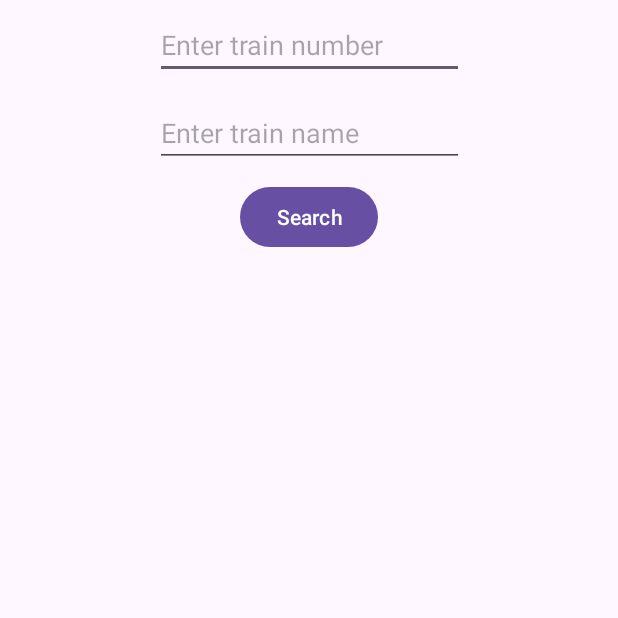
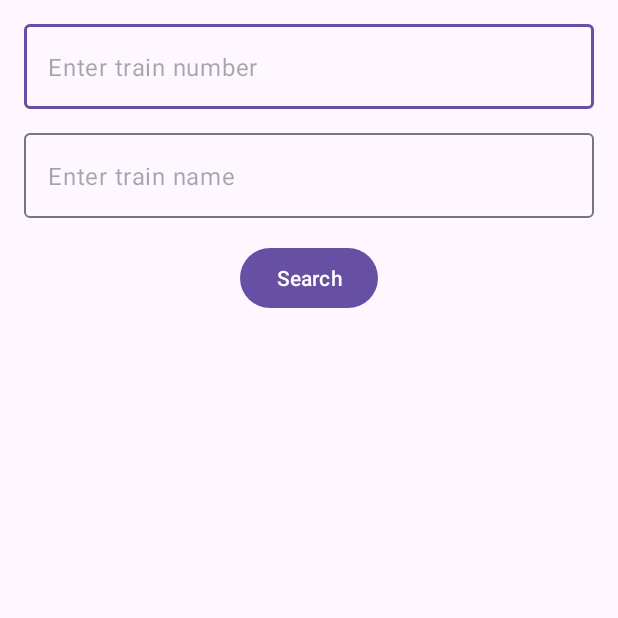
Before and after one commit to sagarbhat0901/sagarrepotrainapp, an Android app: the screen it shows after launch (TrainDetailsActivity), on a phone screen of 412 x 824 dp, the top half of it. Run offline under Robolectric (Android 15) with nearby library versions, the phone set to English and light mode, and no system bars.

Commit message:
material design added

```diff
--- a/app/build.gradle.kts
+++ b/app/build.gradle.kts
@@ -49,4 +49,6 @@ dependencies {
     implementation("com.google.android.material:material:1.5.0-alpha01")
     implementation("androidx.recyclerview:recyclerview:1.2.1")
     implementation("com.squareup.okhttp3:okhttp:4.9.1")
+    implementation("com.google.android.material:material:1.4.0")
+
 }
--- a/app/src/main/res/layout/activity_train_details.xml
+++ b/app/src/main/res/layout/activity_train_details.xml
@@ -1,76 +1,71 @@
 <?xml version="1.0" encoding="utf-8"?>
-<androidx.constraintlayout.widget.ConstraintLayout xmlns:android="http://schemas.android.com/apk/res/android"
+<LinearLayout xmlns:android="http://schemas.android.com/apk/res/android"
     xmlns:app="http://schemas.android.com/apk/res-auto"
     xmlns:tools="http://schemas.android.com/tools"
     android:layout_width="match_parent"
     android:layout_height="match_parent"
-    tools:context=".TrainDetailsActivity">
+    android:orientation="vertical"
+    android:padding="16dp"
+    android:gravity="center">
 
-    <EditText
-        android:id="@+id/trainNumberEditText"
-        android:layout_width="206dp"
+    <com.google.android.material.textfield.TextInputLayout
+        android:layout_width="match_parent"
         android:layout_height="wrap_content"
-        android:layout_marginTop="7dp"
-        android:layout_marginBottom="13dp"
-        android:hint="Enter train number"
-        app:layout_constraintBottom_toTopOf="@+id/trainNameEditText"
-        app:layout_constraintEnd_toEndOf="parent"
-        app:layout_constraintStart_toStartOf="parent"
-        app:layout_constraintTop_toTopOf="parent" />
+        android:layout_marginBottom="16dp"
+        app:hintEnabled="false">
 
-    <EditText
-        android:id="@+id/trainNameEditText"
-        android:layout_width="206dp"
+        <com.google.android.material.textfield.TextInputEditText
+            android:id="@+id/trainNumberEditText"
+            android:layout_width="match_parent"
+            android:layout_height="wrap_content"
+            android:hint="Enter train number"
+            android:inputType="number"
+            tools:ignore="LabelFor" />
+
+    </com.google.android.material.textfield.TextInputLayout>
+
+    <com.google.android.material.textfield.TextInputLayout
+        android:layout_width="match_parent"
         android:layout_height="wrap_content"
-        android:layout_marginBottom="9dp"
-        android:hint="Enter train name"
-        app:layout_constraintBottom_toTopOf="@+id/button2"
-        app:layout_constraintEnd_toEndOf="parent"
-        app:layout_constraintStart_toStartOf="parent"
-        app:layout_constraintTop_toBottomOf="@+id/trainNumberEditText" />
+        android:layout_marginBottom="16dp"
+        app:hintEnabled="false">
 
-    <Button
+        <com.google.android.material.textfield.TextInputEditText
+            android:id="@+id/trainNameEditText"
+            android:layout_width="match_parent"
+            android:layout_height="wrap_content"
+            android:hint="Enter train name"
+            tools:ignore="LabelFor" />
+
+    </com.google.android.material.textfield.TextInputLayout>
+
+    <com.google.android.material.button.MaterialButton
         android:id="@+id/button2"
         android:layout_width="wrap_content"
         android:layout_height="wrap_content"
-        android:layout_marginBottom="44dp"
-        android:onClick="searchTrain"
-        android:text="Search"
-        app:layout_constraintBottom_toTopOf="@+id/trainDetailsTextView"
-        app:layout_constraintEnd_toEndOf="parent"
-        app:layout_constraintStart_toStartOf="parent"
-        app:layout_constraintTop_toBottomOf="@+id/trainNameEditText" />
+        android:layout_marginBottom="16dp"
+        android:text="Search" />
 
     <TextView
         android:id="@+id/trainDetailsTextView"
         android:layout_width="wrap_content"
         android:layout_height="wrap_content"
-        android:layout_marginBottom="17dp"
+        android:layout_marginBottom="16dp"
         android:text="Here Are Your Trains! Have A Safe Journey"
-        android:textSize="16sp"
-        app:layout_constraintBottom_toTopOf="@+id/trainListRecyclerView"
-        app:layout_constraintEnd_toEndOf="parent"
-        app:layout_constraintStart_toStartOf="parent"
-        app:layout_constraintTop_toBottomOf="@+id/button2" />
+        android:textSize="16sp" />
 
     <androidx.recyclerview.widget.RecyclerView
         android:id="@+id/trainListRecyclerView"
-        android:layout_width="0dp"
+        android:layout_width="match_parent"
         android:layout_height="0dp"
-        android:layout_marginBottom="19dp"
-        app:layout_constraintBottom_toBottomOf="parent"
-        app:layout_constraintEnd_toEndOf="parent"
-        app:layout_constraintStart_toStartOf="parent"
-        app:layout_constraintTop_toBottomOf="@+id/trainDetailsTextView" />
+        android:layout_weight="1"
+        android:layout_marginBottom="16dp" />
 
     <ProgressBar
         android:id="@+id/progressBar"
         style="?android:attr/progressBarStyle"
         android:layout_width="wrap_content"
         android:layout_height="wrap_content"
-        android:layout_marginTop="12dp"
-        app:layout_constraintEnd_toEndOf="parent"
-        app:layout_constraintStart_toStartOf="parent"
-        app:layout_constraintTop_toBottomOf="@+id/trainDetailsTextView" />
+        android:visibility="gone" />
 
-</androidx.constraintlayout.widget.ConstraintLayout>
+</LinearLayout>
```
Also changed, not shown: app/src/main/AndroidManifest.xml (+7 -4 lines), app/src/main/res/layout/item_train.xml (+31 -34 lines).
